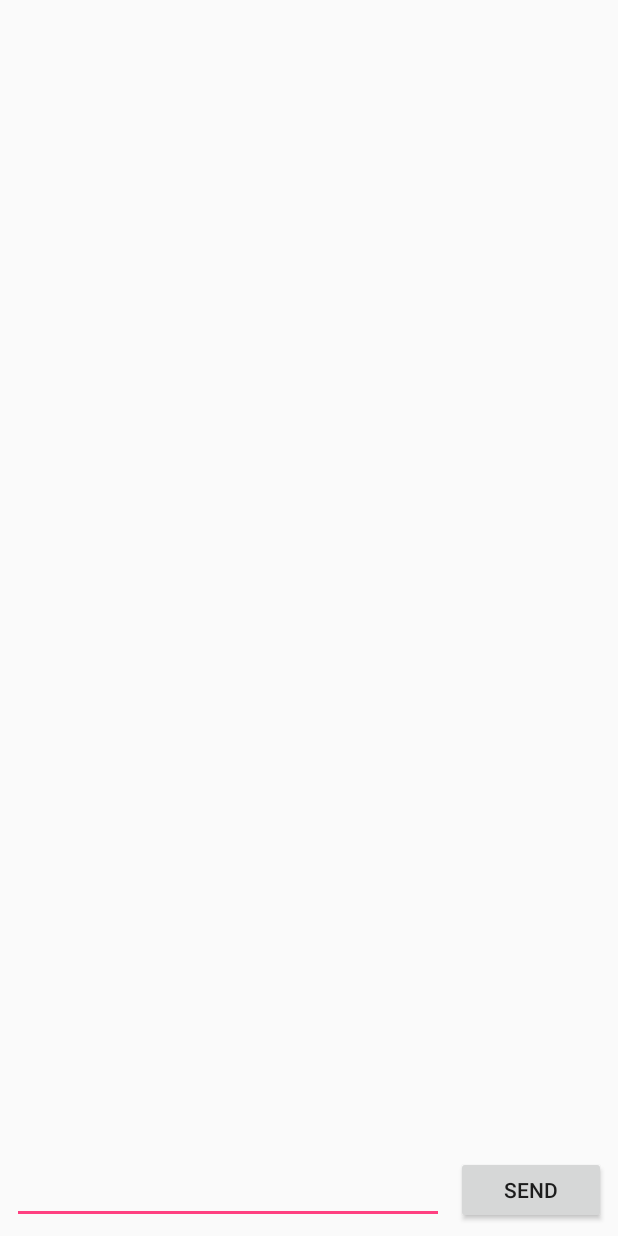
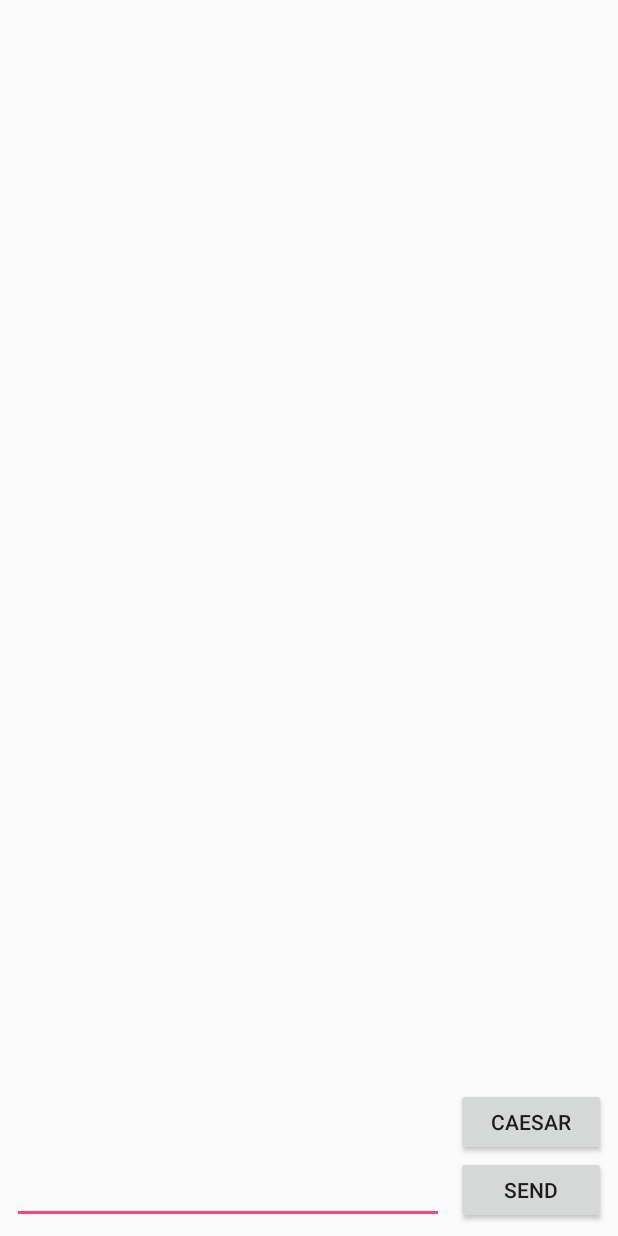
Before and after one commit to Haltaar/Texting, an Android app: the layout activity_thread.xml on its own in the app's theme, with its tools: preview values and no code run, on a phone screen of 412 x 824 dp. Run offline under Robolectric (Android 15) with nearby library versions, the phone set to English and light mode, and no system bars.

Commit message:
implemented caeser cipher for text entry in thread activity, some cleaning. TODO implement decryption for recieved messages, context menu etc.

```diff
--- a/app/src/main/java/com/example/haltaar/texting/SMSBroadcastReceiver.java
+++ b/app/src/main/java/com/example/haltaar/texting/SMSBroadcastReceiver.java
@@ -40,7 +40,6 @@ public class SMSBroadcastReceiver extends BroadcastReceiver {
 
             if (MainActivity.active) {
                 MainActivity inst = MainActivity.instance();
-                Log.d(TAG, "onReceive: Calling refreshConvos()");
                 inst.refreshConvos();
             } else if (ThreadActivity.active) {
                 ThreadActivity inst = ThreadActivity.instance();
--- a/app/src/main/res/layout/activity_thread.xml
+++ b/app/src/main/res/layout/activity_thread.xml
@@ -35,13 +35,22 @@
     <Button
         android:id="@+id/send"
         android:layout_width="100dp"
-        android:layout_height="0dp"
+        android:layout_height="45dp"
         android:layout_marginBottom="8dp"
         android:layout_marginEnd="8dp"
         android:onClick="onSendClick"
         android:text="Send"
         app:layout_constraintBottom_toBottomOf="parent"
-        app:layout_constraintEnd_toEndOf="parent"
-        app:layout_constraintTop_toTopOf="@+id/input" />
+        app:layout_constraintEnd_toEndOf="parent" />
+
+    <Button
+        android:id="@+id/button"
+        android:layout_width="100dp"
+        android:layout_height="45dp"
+        android:layout_marginEnd="8dp"
+        android:onClick="onCeasarClick"
+        android:text="Caesar"
+        app:layout_constraintBottom_toTopOf="@+id/send"
+        app:layout_constraintEnd_toEndOf="parent" />
 
 </android.support.constraint.ConstraintLayout>
--- /dev/null
+++ b/app/src/main/res/menu/menu_crypt_context.xml
@@ -0,0 +1,5 @@
+<?xml version="1.0" encoding="utf-8"?>
+<menu xmlns:android="http://schemas.android.com/apk/res/android">
+
+    <item android:id="@+id/id_caeser" android:title="Caeser"></item>
+</menu>
```
Also changed, not shown: app/src/main/java/com/example/haltaar/texting/ThreadActivity.java (+30 -11 lines), app/src/main/java/com/example/haltaar/texting/ciphers.java (added, +46 -0 lines), 26 other files.
